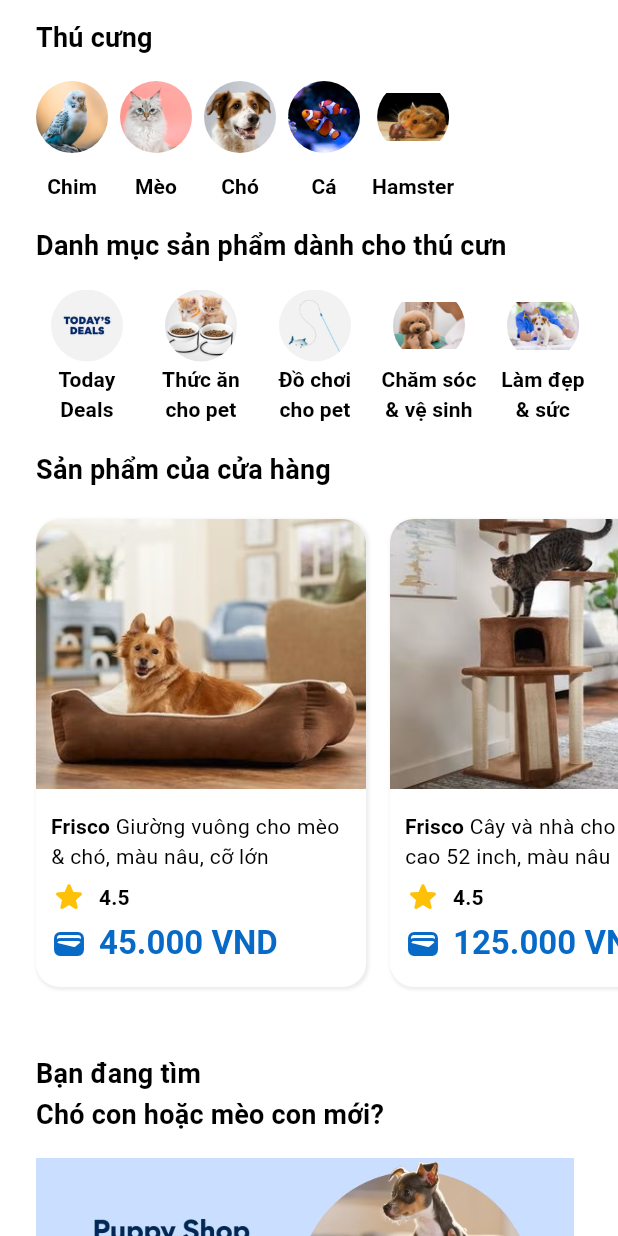
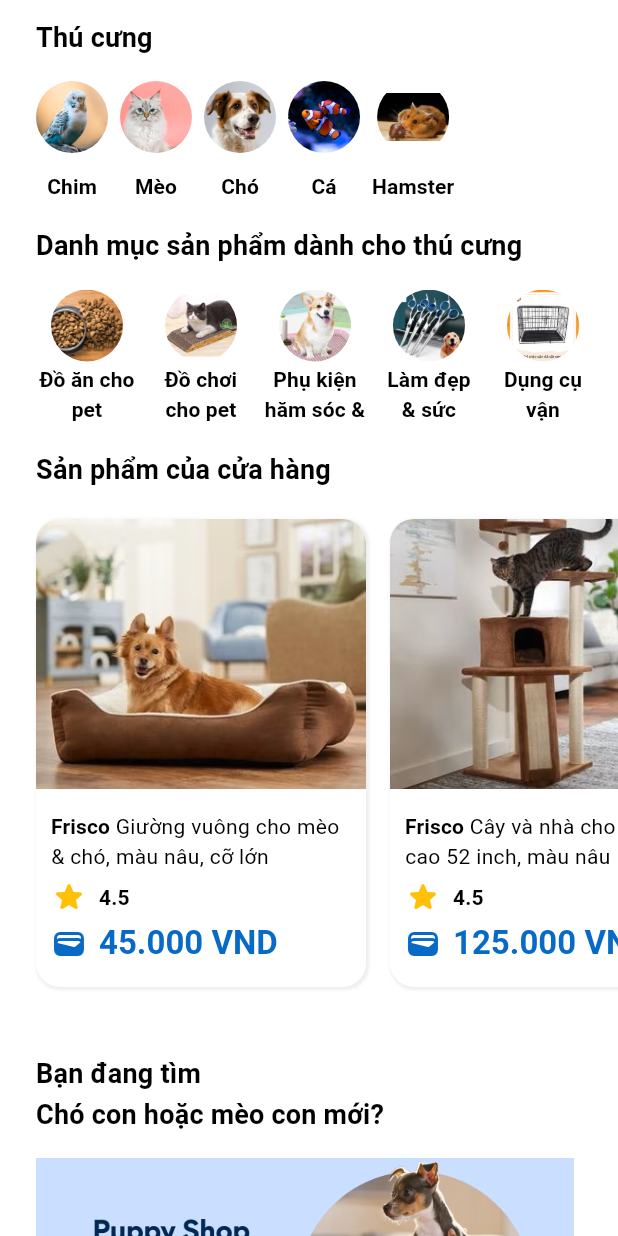
Before and after one commit to DuongQuocThang2k3/android-frontend-flutter, a Flutter app: the HomeScreen screen opened directly, scrolled down 576 dp, on a phone screen of 412 x 824 dp. Run offline on Flutter 3.47's test engine with Material 3 defaults, Android fonts, the phone set to English and light mode, and no system bars; our stand-ins replace carousel_slider, flutter_dotenv, jwt_decoder, shared_preferences, youtube_player_flutter; accounts and stored records are empty; network calls fail.

Commit message:
hien thị danh muc san pham

```diff
--- a/lib/config/config_url.dart
+++ b/lib/config/config_url.dart
@@ -7,7 +7,7 @@ class Config_URL {
     if (url == null) {
       print("BASE_URL is not set in the .env file. Using default URL.");
       //đường dẫn API nếu không đọc được URL trong file .env
-      return "https://longashgrape36.conveyor.cloud/api/";
+      return "https://differentgoldphone43.conveyor.cloud/api/";
     }
     return url;
   }
--- a/lib/models/category_model.dart
+++ b/lib/models/category_model.dart
@@ -11,10 +11,9 @@ class Category {
 }
 
 final categories = [
-  Category(id: "0",name: "Today Deals", image: "assets/today_deals_category.png"),
-  Category(id: "1",name: "Thức ăn cho pet", image: "assets/cat_food_category.png"),
-  Category(id: "2",name: "Đồ chơi cho pet", image: "assets/cat_toy_category.png"),
-  Category(id: "3",name: "Chăm sóc & vệ sinh", image: "assets/pet_category02.png"),
-  Category(id: "4",name: "Làm đẹp & sức khỏe", image: "assets/pet_category03.png"),
-  Category(id: "5",name: "Vận chuyển", image: "assets/pet_category04.png"),
+  Category(id: "1",name: "Đồ ăn cho pet", image: "assets/san-pham-1648734362.png"),
+  Category(id: "2",name: "Đồ chơi cho pet", image: "assets/dochoimeo.png"),
+  Category(id: "3",name: "Phụ kiện hăm sóc & vệ sinh", image: "assets/dochoicho.png"),
+  Category(id: "4",name: "Làm đẹp & sức khỏe", image: "assets/keocatchopet.png"),
+  Category(id: "5",name: "Dụng cụ vận chuyển ", image: "assets/chuongcho.png"),
 ];
--- a/lib/models/product_model_02.dart
+++ b/lib/models/product_model_02.dart
@@ -4,7 +4,6 @@ class Product {
   final int price;
   final String description;
   final int quantity;
-  final int supplyCategoryId;
   final SupplyCategory supplyCategory;
   final List<ProductImage> images;
 
@@ -14,7 +13,6 @@ class Product {
     required this.price,
     required this.description,
     required this.quantity,
-    required this.supplyCategoryId,
     required this.supplyCategory,
     required this.images,
   });
@@ -26,10 +24,9 @@ class Product {
       price: json['price'],
       description: json['description'],
       quantity: json['quantity'],
-      supplyCategoryId: json['supplyCategoryId'],
       supplyCategory: SupplyCategory.fromJson(json['supplyCategory']),
-      images: (json['images'] as List<dynamic>)
-          .map((imageJson) => ProductImage.fromJson(imageJson))
+      images: (json['images'] as List)
+          .map((image) => ProductImage.fromJson(image))
           .toList(),
     );
   }
@@ -41,7 +38,6 @@ class Product {
       'price': price,
       'description': description,
       'quantity': quantity,
-      'supplyCategoryId': supplyCategoryId,
       'supplyCategory': supplyCategory.toJson(),
       'images': images.map((image) => image.toJson()).toList(),
     };
@@ -52,10 +48,7 @@ class SupplyCategory {
   final int supplyCategoryId;
   final String name;
 
-  SupplyCategory({
-    required this.supplyCategoryId,
-    required this.name,
-  });
+  SupplyCategory({required this.supplyCategoryId, required this.name});
 
   factory SupplyCategory.fromJson(Map<String, dynamic> json) {
     return SupplyCategory(
--- a/lib/screens/Auth/forgot_password_screen.dart
+++ b/lib/screens/Auth/forgot_password_screen.dart
@@ -19,7 +19,7 @@ class ForgotPasswordScreen extends StatelessWidget {
     try {
       // Gửi yêu cầu POST tới API
       final response = await http.post(
-        Uri.parse('https://lastblueroof85.conveyor.cloud/api/Authenticate/send-otp'),
+        Uri.parse('https://differentgoldphone43.conveyor.cloud/api/Authenticate/send-otp'),
         headers: {'Content-Type': 'application/json'},
         body: jsonEncode(username), // Gửi chuỗi trực tiếp
       );
@@ -132,7 +132,7 @@ class _ResetPasswordScreenState extends State<ResetPasswordScreen> {
     try {
       // Gửi yêu cầu POST tới API
       final response = await http.post(
-        Uri.parse('https://lastblueroof85.conveyor.cloud/api/Authenticate/reset-password'),
+        Uri.parse('https://differentgoldphone43.conveyor.cloud/api/Authenticate/reset-password'),
         headers: {'Content-Type': 'application/json'},
         body: jsonEncode({
           'username': widget.username,
--- a/lib/screens/Auth/login_screen.dart
+++ b/lib/screens/Auth/login_screen.dart
@@ -7,6 +7,7 @@ import 'package:the_cherry_pet_shop/screens/main_screen.dart';
 import 'package:the_cherry_pet_shop/utils/auth.dart';
 
 import 'forgot_password_screen.dart';
+
 
 
 
--- a/lib/screens/widget/category_widget.dart
+++ b/lib/screens/widget/category_widget.dart
@@ -1,8 +1,9 @@
 import 'package:flutter/material.dart';
 import '../../models/category_model.dart';
+import '../product/product_list_screen.dart';
 
 class CategoryWidget extends StatelessWidget {
-  const CategoryWidget({super.key});
+  const CategoryWidget({Key? key}) : super(key: key);
 
   @override
   Widget build(BuildContext context) {
@@ -12,7 +13,7 @@ class CategoryWidget extends StatelessWidget {
         Padding(
           padding: const EdgeInsets.symmetric(vertical: 16, horizontal: 24),
           child: Text(
-            "Danh mục sản phẩm dành cho thú cưn",
+            "Danh mục sản phẩm dành cho thú cưng",
             style: Theme.of(context).textTheme.titleMedium,
           ),
         ),
@@ -23,11 +24,21 @@ class CategoryWidget extends StatelessWidget {
             scrollDirection: Axis.horizontal,
             padding: const EdgeInsets.symmetric(horizontal: 24),
             itemCount: categories.length,
-            separatorBuilder: (_, __) {
-              return const SizedBox(width: 8);
+            separatorBuilder: (_, __) => const SizedBox(width: 8),
+            itemBuilder: (context, index) {
+              return GestureDetector(
+                onTap: () {
+                  Navigator.push(
+                    context,
+                    MaterialPageRoute(
+                      builder: (context) => ProductListScreen(
+                        categoryId: int.parse(categories[index].id),
+                        categoryName: categories[index].name,
+                      ),
+                    ),
+                  );
                 },
-            itemBuilder: (context, index) {
-              return SizedBox(
+                child: SizedBox(
                   width: 68,
                   child: Column(
                     mainAxisAlignment: MainAxisAlignment.spaceBetween,
@@ -38,9 +49,8 @@ class CategoryWidget extends StatelessWidget {
                         decoration: BoxDecoration(
                           shape: BoxShape.circle,
                           image: DecorationImage(
-                          image: AssetImage(
-                            categories[index].image,
-                          ),
+                            image: AssetImage(categories[index].image),
+                            fit: BoxFit.cover,
                           ),
                         ),
                       ),
@@ -52,6 +62,7 @@ class CategoryWidget extends StatelessWidget {
                       )
                     ],
                   ),
+                ),
               );
             },
           ),
--- a/pubspec.yaml
+++ b/pubspec.yaml
@@ -101,3 +101,7 @@ flutter:
     - assets/img_dog_bowl.jpg
     - assets/puppy_shop.jpg
     - assets/img_dog_toy.jpg
+    - assets/san-pham-1648734362.png
+    - assets/dochoimeo.png
+    - assets/dochoicho.png
+    - assets/chuongcho.png
```
Also changed, not shown: lib/screens/product/product_detail_screen.dart (added, +110 -0 lines), lib/screens/product/product_list_screen.dart (added, +115 -0 lines), assets/chuongcho.png (added), assets/dochoicho.png (added), assets/dochoimeo.png (added), assets/keocatchopet.png (added), assets/san-pham-1648734362.png (added). Lines whose indentation alone changed are shown as unchanged.
